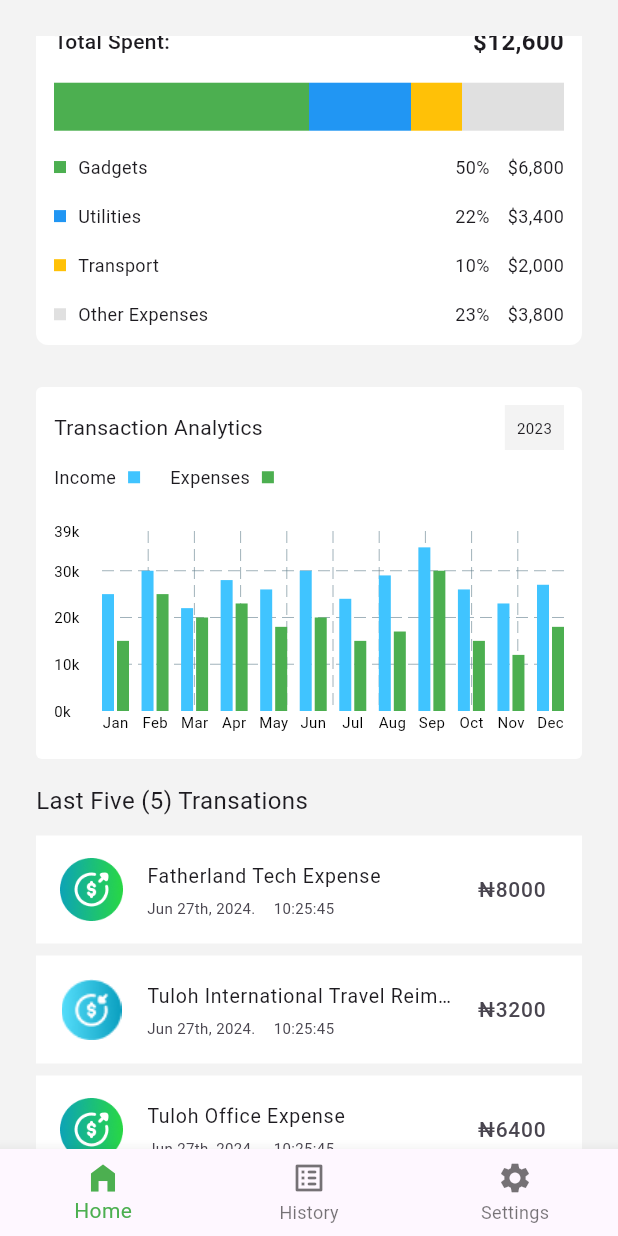
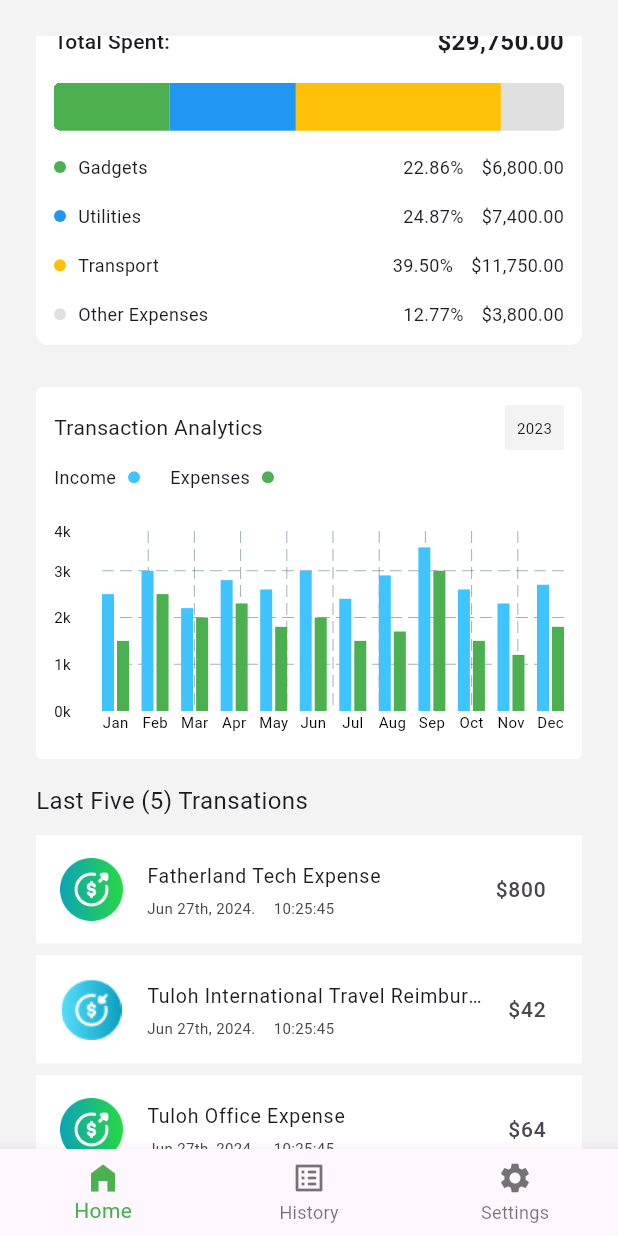
Before and after one commit to olumuyiwaa/fatherland-money, a Flutter app: the screen it shows after launch, scrolled down 540 dp, on a phone screen of 412 x 824 dp. Run offline on Flutter 3.47's test engine with Material 3 defaults, Android fonts, the phone set to English and light mode, and no system bars; drawn by our look-alikes of fl_chart.

Commit message:
"Updated transaction amounts and analytics data, refactored ExpenditureWidget to StatefulWidget, and added intl package dependency."

```diff
--- a/lib/pages/home_page.dart
+++ b/lib/pages/home_page.dart
@@ -14,11 +14,11 @@ class HomePage extends StatelessWidget {
   HomePage({super.key});
 
   List transactionList = [
-    ["Fatherland Tech Expense", 8000, "expense"],
-    ["Tuloh International Travel Reimbursement", 3200, "income"],
-    ["Tuloh Office Expense", 6400, "expense"],
-    ["Fatherland Salary", 7200, "income"],
-    ["EmergeX Office Expense", 2400, "expense"],
+    ["Fatherland Tech Expense", 800, "expense"],
+    ["Tuloh International Travel Reimbursement", 42, "income"],
+    ["Tuloh Office Expense", 64, "expense"],
+    ["Fatherland Salary", 72, "income"],
+    ["EmergeX Office Expense", 24, "expense"],
   ];
 
   List categories = [
--- a/lib/utilities/Analytics_widget.dart
+++ b/lib/utilities/Analytics_widget.dart
@@ -4,32 +4,32 @@ import 'package:fl_chart/fl_chart.dart';
 
 class AnalyticsWidget extends StatelessWidget {
   final List<double> incomes = [
-    25000,
-    30000,
-    22000,
-    28000,
-    26000,
-    30000,
-    24000,
-    29000,
-    35000,
-    26000,
-    23000,
-    27000,
+    2500,
+    3000,
+    2200,
+    2800,
+    2600,
+    3000,
+    2400,
+    2900,
+    3500,
+    2600,
+    2300,
+    2700,
   ];
   final List<double> expenditures = [
-    15000,
-    25000,
-    20000,
-    23000,
-    18000,
-    20000,
-    15000,
-    17000,
-    30000,
-    15000,
-    12000,
-    18000,
+    1500,
+    2500,
+    2000,
+    2300,
+    1800,
+    2000,
+    1500,
+    1700,
+    3000,
+    1500,
+    1200,
+    1800,
   ];
 
   // Constructor to accept incomes and expenditures
@@ -85,7 +85,9 @@ class AnalyticsWidget extends StatelessWidget {
                         Container(
                           width: 8,
                           height: 8,
-                          color: Colors.lightBlueAccent,
+                          decoration: BoxDecoration(
+                              color: Colors.lightBlueAccent,
+                              borderRadius: BorderRadius.circular(4)),
                         )
                       ],
                     ),
@@ -100,7 +102,9 @@ class AnalyticsWidget extends StatelessWidget {
                         Container(
                           width: 8,
                           height: 8,
-                          color: Colors.green,
+                          decoration: BoxDecoration(
+                              color: Colors.green,
+                              borderRadius: BorderRadius.circular(4)),
                         )
                       ],
                     ),
@@ -130,7 +134,7 @@ class AnalyticsWidget extends StatelessWidget {
                                     color: Colors.black, fontSize: 10),
                               );
                             },
-                            interval: 10000, // Interval for the Y-axis titles
+                            interval: 1000, // Interval for the Y-axis titles
                             reservedSize: 32, // Space for the titles
                           ),
                         ),
--- a/lib/utilities/category_card.dart
+++ b/lib/utilities/category_card.dart
@@ -17,7 +17,6 @@ class CategoryCard extends StatelessWidget {
     return Container(
       padding: EdgeInsets.all(6),
       width: 78,
-      height: 90,
       decoration: BoxDecoration(
         color: Colors.white,
         borderRadius: BorderRadius.circular(4),
--- a/lib/utilities/expenditure_widget.dart
+++ b/lib/utilities/expenditure_widget.dart
@@ -1,12 +1,40 @@
 // ignore_for_file: prefer_const_constructors, sized_box_for_whitespace
 
 import 'package:flutter/material.dart';
+import 'package:intl/intl.dart';
 
-class ExpenditureWidget extends StatelessWidget {
+class ExpenditureWidget extends StatefulWidget {
   const ExpenditureWidget({super.key});
 
   @override
+  State<ExpenditureWidget> createState() => _ExpenditureWidgetState();
+}
+
+class _ExpenditureWidgetState extends State<ExpenditureWidget> {
+  final formatter = NumberFormat('#,##0.00');
+
+  final double gadgets = 6800;
+
+  final double utilities = 7400;
+
+  final double transport = 11750;
+
+  final double others = 3800;
+
+  double total = 0;
+  double gadgetsPercent = 0;
+  double utilitiesPercent = 0;
+  double transportPercent = 0;
+  double othersPercent = 0;
+
+  @override
   Widget build(BuildContext context) {
+    total = gadgets + utilities + transport + others;
+    gadgetsPercent = ((gadgets / total) * 100);
+    utilitiesPercent = ((utilities / total) * 100);
+    transportPercent = ((transport / total) * 100);
+    othersPercent = ((others / total) * 100);
+
     return Padding(
       padding: const EdgeInsets.fromLTRB(0, 0, 0, 24),
       child: Container(
@@ -68,7 +96,7 @@ class ExpenditureWidget extends StatelessWidget {
                   style: TextStyle(fontSize: 14, fontWeight: FontWeight.w500),
                 ),
                 Text(
-                  '\$12,600',
+                  '\$${formatter.format(total)}',
                   style: TextStyle(fontSize: 16, fontWeight: FontWeight.bold),
                 ),
               ],
@@ -76,22 +104,34 @@ class ExpenditureWidget extends StatelessWidget {
             // Allocation Bar
             Container(
               height: 32,
+              clipBehavior: Clip.hardEdge,
+              decoration: BoxDecoration(borderRadius: BorderRadius.circular(4)),
               child: Row(
                 children: [
-                  Expanded(flex: 5, child: Container(color: Colors.green)),
-                  Expanded(flex: 2, child: Container(color: Colors.blue)),
-                  Expanded(flex: 1, child: Container(color: Colors.amber)),
                   Expanded(
-                      flex: 2, child: Container(color: Colors.grey.shade300)),
+                      flex: (gadgetsPercent).toInt(),
+                      child: Container(color: Colors.green)),
+                  Expanded(
+                      flex: (utilitiesPercent).toInt(),
+                      child: Container(color: Colors.blue)),
+                  Expanded(
+                      flex: (transportPercent).toInt(),
+                      child: Container(color: Colors.amber)),
+                  Expanded(
+                      flex: (othersPercent).toInt(),
+                      child: Container(color: Colors.grey.shade300)),
                 ],
               ),
             ),
             // Category Breakdown
-            buildCategoryBreakdown('Gadgets', Colors.green, '50%', '\$6,800'),
-            buildCategoryBreakdown('Utilities', Colors.blue, '22%', '\$3,400'),
-            buildCategoryBreakdown('Transport', Colors.amber, '10%', '\$2,000'),
             buildCategoryBreakdown(
-                'Other Expenses', Colors.grey.shade300, '23%', '\$3,800'),
+                'Gadgets', Colors.green, gadgetsPercent, gadgets),
+            buildCategoryBreakdown(
+                'Utilities', Colors.blue, utilitiesPercent, utilities),
+            buildCategoryBreakdown(
+                'Transport', Colors.amber, transportPercent, transport),
+            buildCategoryBreakdown(
+                'Other Expenses', Colors.grey.shade300, othersPercent, others),
           ],
         ),
       ),
@@ -116,22 +156,28 @@ class ExpenditureWidget extends StatelessWidget {
   }
 
   Widget buildCategoryBreakdown(
-      String title, Color color, String percentage, String amount) {
+      String title, Color color, double percentage, double amount) {
     return Row(
       mainAxisAlignment: MainAxisAlignment.spaceBetween,
       children: [
         Row(
           children: [
-            Container(color: color, height: 8, width: 8),
+            Container(
+                decoration: BoxDecoration(
+                    color: color, borderRadius: BorderRadius.circular(4)),
+                height: 8,
+                width: 8),
             SizedBox(width: 8),
             Text(title, style: TextStyle(fontSize: 12)),
           ],
         ),
         Row(
           children: [
-            Text(percentage, style: TextStyle(fontSize: 12)),
+            Text('${formatter.format(percentage)}%',
+                style: TextStyle(fontSize: 12)),
             SizedBox(width: 12),
-            Text(amount, style: TextStyle(fontSize: 12)),
+            Text('\$${formatter.format(amount)}',
+                style: TextStyle(fontSize: 12)),
           ],
         ),
       ],
--- a/lib/utilities/transation_history_card.dart
+++ b/lib/utilities/transation_history_card.dart
@@ -60,7 +60,7 @@ class TransactionHistoryCard extends StatelessWidget {
         ),
         tileColor: Colors.white,
         trailing: Text(
-          "₦$transactionAmount",
+          "\$$transactionAmount",
           style: TextStyle(
             fontSize: 14,
           ),
--- a/pubspec.yaml
+++ b/pubspec.yaml
@@ -36,6 +36,7 @@ dependencies:
   # Use with the CupertinoIcons class for iOS style icons.
   cupertino_icons: ^1.0.6
   fl_chart: ^0.69.0
+  intl: ^0.19.0
 
 dev_dependencies:
   flutter_test:
```
Also changed, not shown: pubspec.lock.
